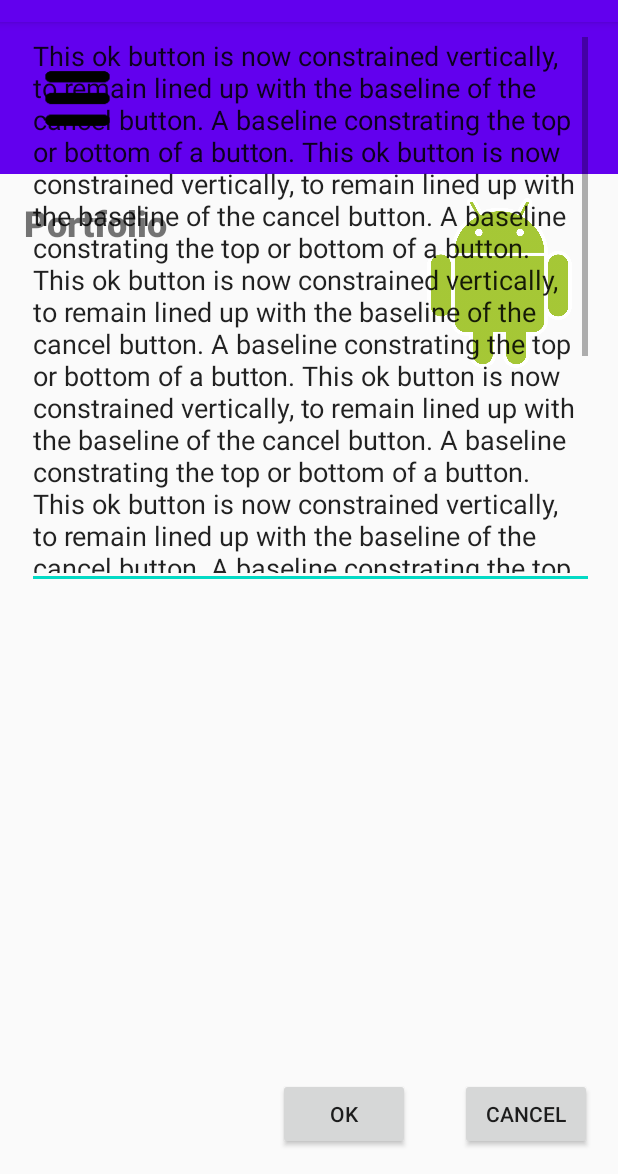
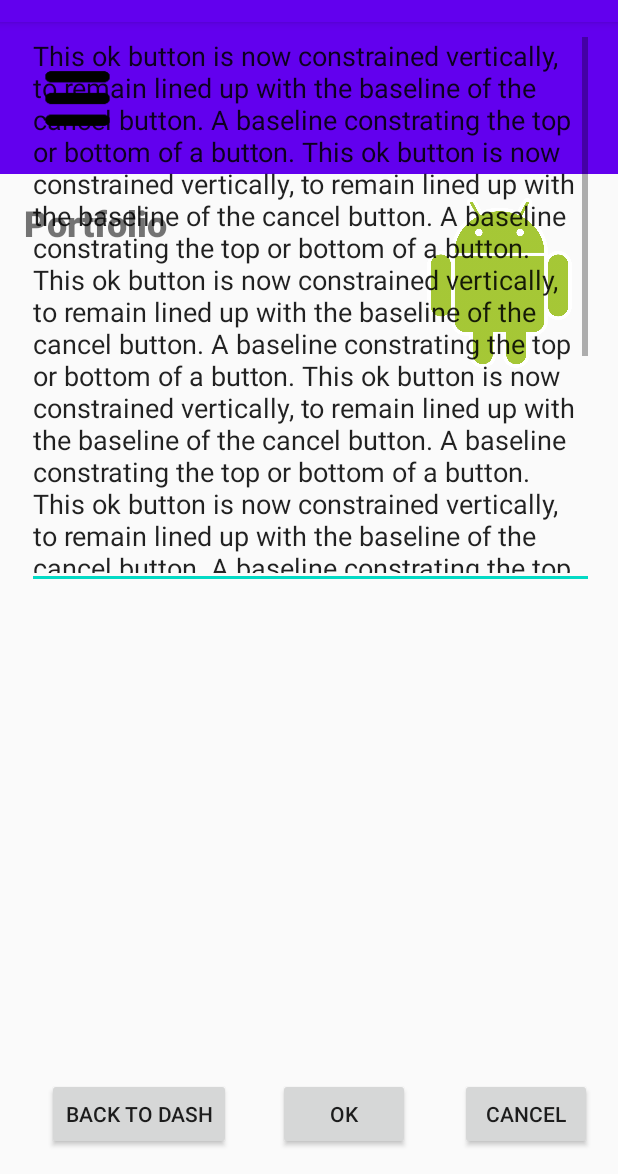
Before and after one commit to DSkilton/AndroidButtonCounter, an Android app: the NotepadActivity screen opened directly, with no data from a screen before it, on a phone screen of 412 x 824 dp, the part 62-1236 px from its top. Run offline under Robolectric (Android 15) with nearby library versions, the phone set to English and light mode, and no system bars.

Commit message:
added btn and eventListener for NotepadActivity

```diff
--- a/app/src/main/java/com/duncancodes/buttoncounter/MainActivity.java
+++ b/app/src/main/java/com/duncancodes/buttoncounter/MainActivity.java
@@ -25,7 +25,7 @@ public class MainActivity extends AppCompatActivity {
         setContentView(R.layout.activity_main);
 
         ImageView ivNotepad = (ImageView)findViewById(R.id.imageViewNotepad);
-        ivNotepad.setOnClickListener(v ->{
+        ivNotepad.setOnClickListener(v -> {
             Log.d(TAG, "Image view clicked");
 
             Intent intent = new Intent(MainActivity.this, NotepadActivity.class);
--- a/app/src/main/java/com/duncancodes/buttoncounter/NotepadActivity.java
+++ b/app/src/main/java/com/duncancodes/buttoncounter/NotepadActivity.java
@@ -1,8 +1,10 @@
 package com.duncancodes.buttoncounter;
 
+import android.content.Intent;
 import android.os.Bundle;
 import android.support.v7.app.AppCompatActivity;
 import android.util.Log;
+import android.widget.Button;
 
 public class NotepadActivity extends AppCompatActivity {
     public static final String TAG = MainActivity.class.getName();
@@ -11,8 +13,16 @@ public class NotepadActivity extends AppCompatActivity {
     protected void onCreate(Bundle savedInstanceState){
         super.onCreate(savedInstanceState);
         Log.d(TAG, "onCreate: " );
+        setContentView(R.layout.activity_notepad);
 
-        setContentView(R.layout.activity_notepad);
+        Button btnToDash = (Button) findViewById(R.id.btnBackToDash);
+        btnToDash.setOnClickListener(v -> {
+            Log.d(TAG, "btnToDash clicked");
+
+            Intent intent = new Intent(NotepadActivity.this, MainActivity.class);
+            startActivity(intent);
+        });
+
     }
 
 }
--- a/app/src/main/res/layout/activity_notepad.xml
+++ b/app/src/main/res/layout/activity_notepad.xml
@@ -96,7 +96,9 @@
         android:text="Cancel"
         app:layout_constraintBottom_toBottomOf="parent"
         app:layout_constraintEnd_toEndOf="parent"
-        app:layout_constraintStart_toEndOf="@+id/btnOk" />
+        app:layout_constraintStart_toEndOf="@+id/btnOk"
+        app:layout_constraintTop_toBottomOf="@+id/editTextTextMultiLine"
+        app:layout_constraintVertical_bias="1.0" />
 
     <Button
         android:id="@+id/btnOk"
@@ -111,4 +113,14 @@
         app:layout_constraintEnd_toStartOf="@+id/btnCancel"
         app:layout_constraintStart_toStartOf="parent" />
 
+    <Button
+        android:id="@+id/btnBackToDash"
+        android:layout_width="wrap_content"
+        android:layout_height="wrap_content"
+        android:text="Back to dash"
+        app:layout_constraintBottom_toBottomOf="@+id/btnOk"
+        app:layout_constraintEnd_toStartOf="@+id/btnOk"
+        app:layout_constraintStart_toStartOf="parent"
+        app:layout_constraintTop_toTopOf="@+id/btnOk" />
+
 </android.support.constraint.ConstraintLayout>
```
